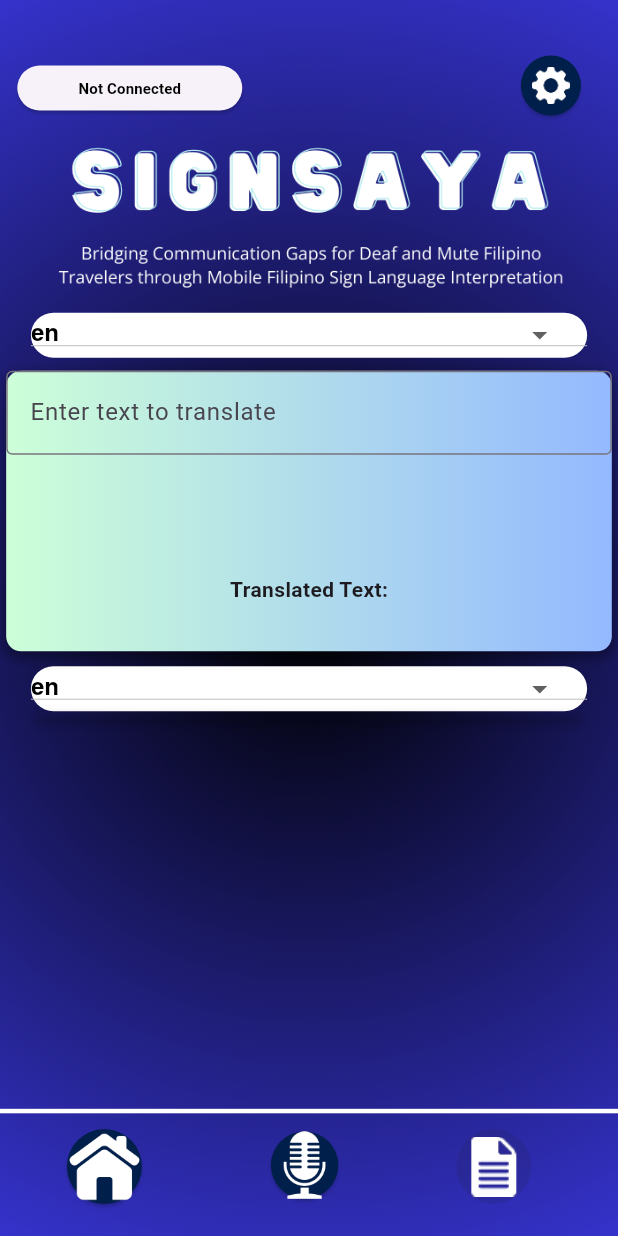
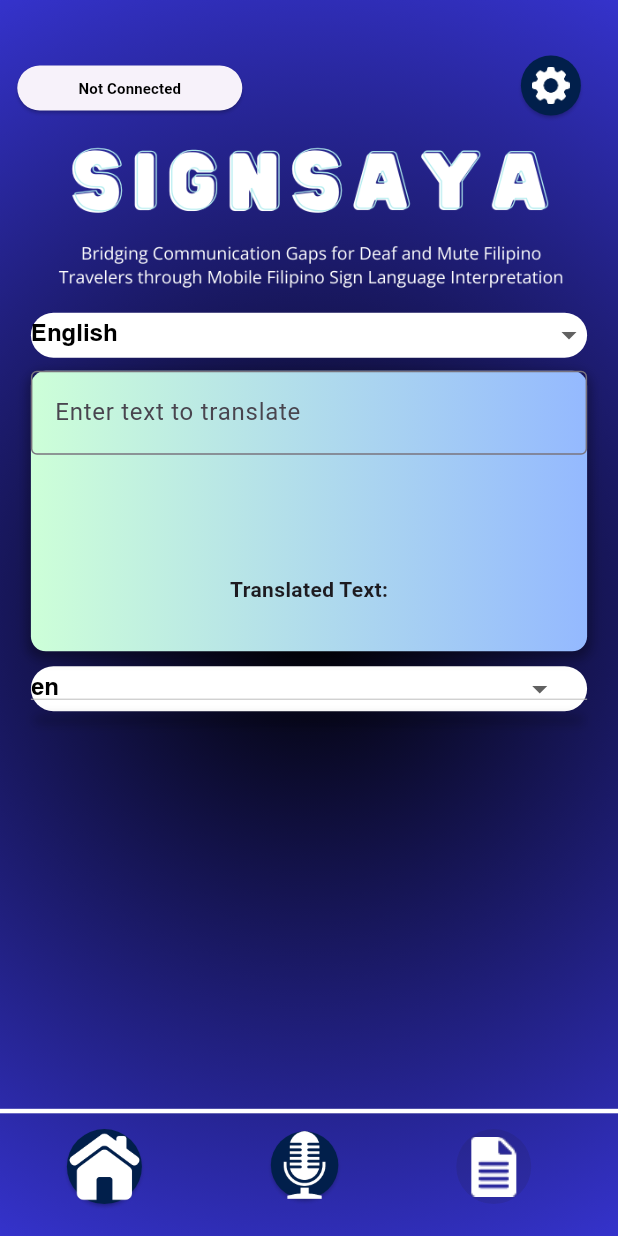
Before and after one commit to nehemMagat/SS-oneDevice, a Flutter app: the TranslationPage screen opened directly, on a phone screen of 412 x 824 dp. Run offline on Flutter 3.47's test engine with Material 3 defaults, Android fonts, the phone set to English and light mode, and no system bars; our stand-ins replace flutter_blue_plus, permission_handler, speech_to_text; missing offline and left inert: translator; Roboto replaces fonts that are missing (Intro Rust).

Commit message:
Final SignSaya Development

```diff
--- a/software/SignSaya/signsaya/lib/pages/translation_page.dart
+++ b/software/SignSaya/signsaya/lib/pages/translation_page.dart
@@ -138,7 +138,6 @@ class _TranslationPageState extends State<TranslationPage> {
                     // );
                     begin();
                     scan();
-
                   },
                   style: ElevatedButton.styleFrom(
                     shape: RoundedRectangleBorder(
@@ -217,13 +216,16 @@ class _TranslationPageState extends State<TranslationPage> {
                 borderRadius: BorderRadius.circular(15),
                 color: Colors.white,
               ),
+              child: DropdownButtonHideUnderline(
                 child: DropdownButton<String>(
+                  isExpanded: true,
                   hint: Text(
-                  dropdownHintText,
-                  style: const TextStyle(
+                    'Select Language...', // Default hint text
+                    style: TextStyle(
                       fontFamily: 'Sans',
                       fontStyle: FontStyle.italic,
                       fontSize: 16,
+                      color: Colors.grey, // Customize hint text color if needed
                     ),
                   ),
                   style: const TextStyle(
@@ -234,23 +236,41 @@ class _TranslationPageState extends State<TranslationPage> {
                   ),
                   value: translationDesiredLang,
                   onChanged: (String? newValue) {
-                  // Change the parameter type to String?
                     if (newValue != null) {
                       // Check if newValue is not null
+                      if (newValue != translationDesiredLang) {
                         setState(() {
                           translationDesiredLang = newValue;
-                      translateText(
-                          "", translationDesiredLang); // Clear translated text
+                          translateText("", translationDesiredLang);
                         });
+                      }
                     }
                   },
                   items: <String>['en', 'fil', 'ja', 'zh-cn']
                       .map<DropdownMenuItem<String>>((String value) {
+                    String displayText = '';
+                    switch (value) {
+                      case 'en':
+                        displayText = 'English';
+                        break;
+                      case 'fil':
+                        displayText = 'Filipino';
+                        break;
+                      case 'ja':
+                        displayText = 'Japanese';
+                        break;
+                      case 'zh-cn':
+                        displayText = 'Mandarin Chinese';
+                        break;
+                      default:
+                        displayText = '';
+                    }
                     return DropdownMenuItem<String>(
                       value: value,
-                    child: Text(value),
+                      child: Text(displayText),
                     );
                   }).toList(),
+                ),
               ),
             ),
           ),
@@ -258,8 +278,8 @@ class _TranslationPageState extends State<TranslationPage> {
           // Translation Container
           Positioned(
             top: gradientContainerTop,
-            left: screenSize.width * 0.01,
-            right: screenSize.width * 0.01,
+            left: screenSize.width * 0.05,
+            right: screenSize.width * 0.05,
             child: Container(
               decoration: BoxDecoration(
                 gradient: const LinearGradient(
```
Lines whose indentation alone changed are shown as unchanged.
